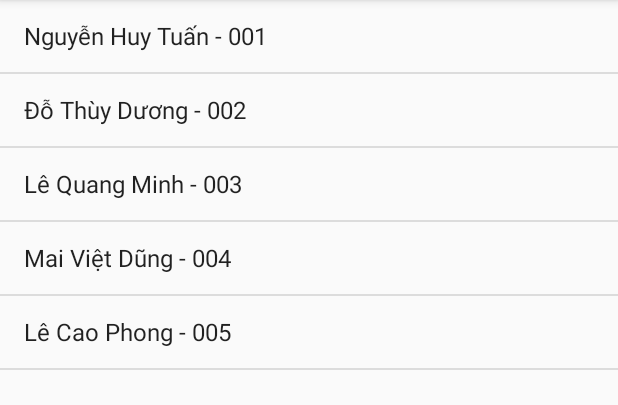
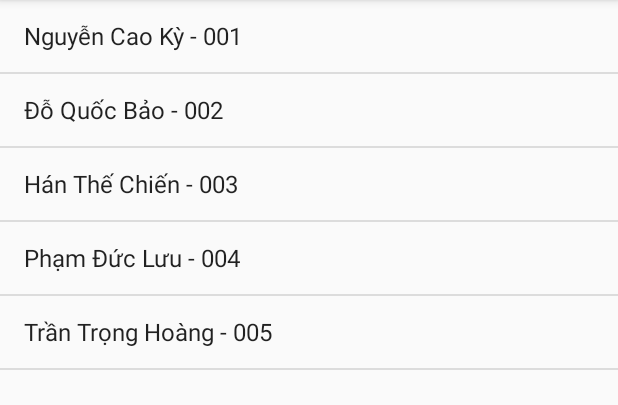
Before and after one commit to laserene/kotlin_MobileProgramming-Weekly-Labs, an Android app: the screen it shows after launch (MainActivity), on a phone screen of 412 x 824 dp, the part 84-489 px from its top. Run offline under Robolectric (Android 15) with nearby library versions, the phone set to English and light mode, and no system bars.

Commit message:
Update MainActivity.kt

```diff
--- a/StudentManagerv2/app/src/main/java/activityexamples/MainActivity.kt
+++ b/StudentManagerv2/app/src/main/java/activityexamples/MainActivity.kt
@@ -57,11 +57,11 @@ class MainActivity : AppCompatActivity() {
     listView.adapter = adapter
     registerForContextMenu(listView)
 
-    studentList.add("Nguyễn Huy Tuấn - 001")
-    studentList.add("Đỗ Thùy Dương - 002")
-    studentList.add("Lê Quang Minh - 003")
-    studentList.add("Mai Việt Dũng - 004")
-    studentList.add("Lê Cao Phong - 005")
+    studentList.add("Nguyễn Cao Kỳ - 001")
+    studentList.add("Đỗ Quốc Bảo - 002")
+    studentList.add("Hán Thế Chiến - 003")
+    studentList.add("Phạm Đức Lưu - 004")
+    studentList.add("Trần Trọng Hoàng - 005")
 
     listView.setOnItemClickListener { _, _, position, _ ->
       Log.d("MainActivity", "ListView item clicked at position $position")
```
